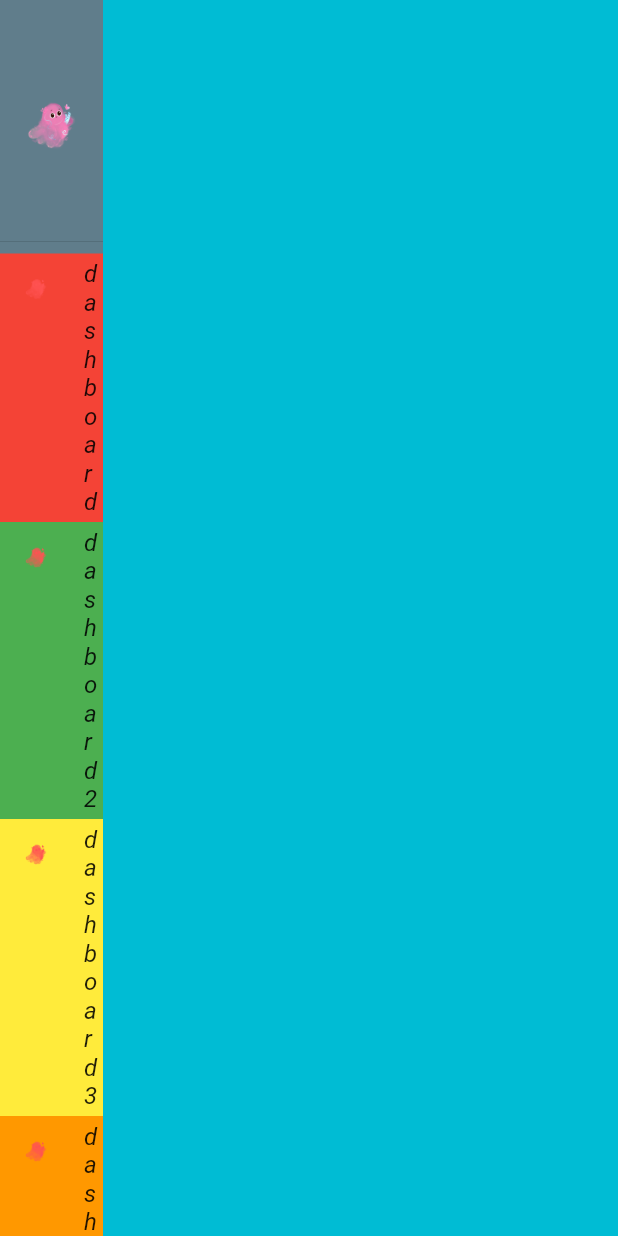
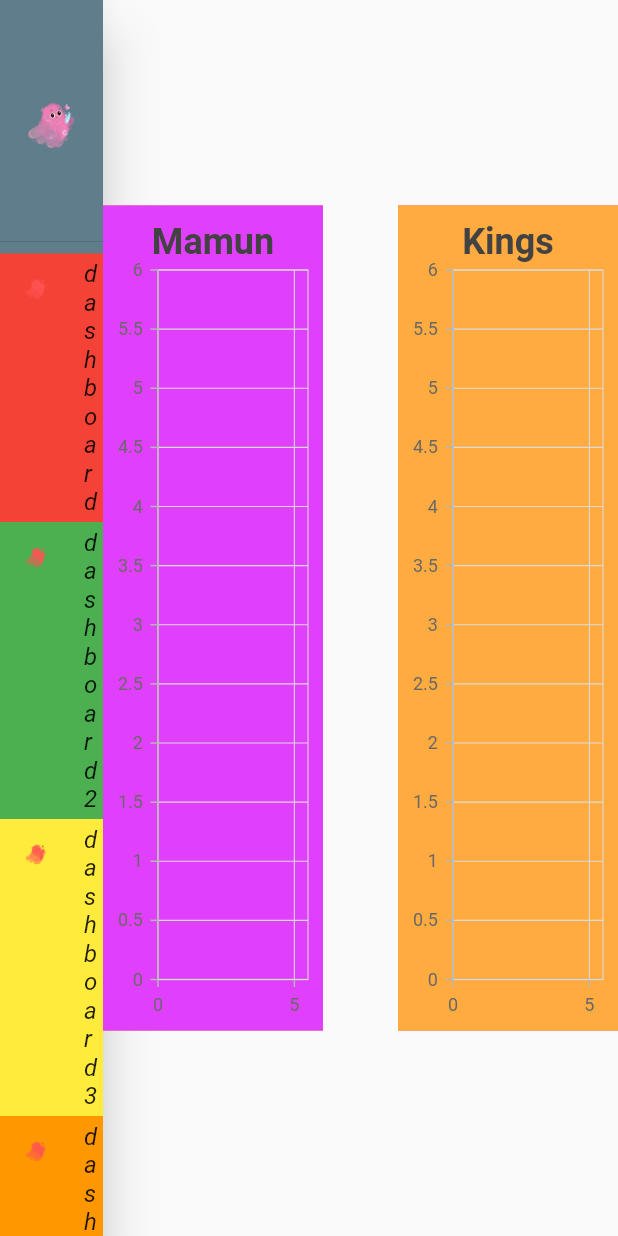
Before and after one commit to mamunZcode/firebase_dashboard, a Flutter app: the dashboard2 screen opened by its route, on a phone screen of 412 x 824 dp. Run offline on Flutter 3.47's test engine with Material 2 defaults, Android fonts, the phone set to English and light mode, and no system bars; our stand-ins replace cloud_firestore, eva_icons_flutter, firebase_auth, firebase_core, syncfusion_flutter_charts; accounts and stored records are empty.

Commit message:
dashboard updated

```diff
--- a/lib/dashboard/dashboard2.dart
+++ b/lib/dashboard/dashboard2.dart
@@ -1,6 +1,8 @@
 import 'package:flutter/material.dart';
 import 'package:cloud_firestore/cloud_firestore.dart';
 import 'package:firebase_setup/dashboard/components/Sidemenu.dart';
+import 'package:firebase_setup/dashboard/components/dashboardContainer.dart';
+import 'package:syncfusion_flutter_charts/charts.dart';
 
 class dashboard2 extends StatefulWidget{
   static const String id= 'dashboard2';
@@ -26,36 +28,52 @@ class _dashboard2State extends State<dashboard2> {
             ),
             Expanded(
               flex: 5,
-              child: Container(
-               color: Colors.cyan,
-                child: Container(
-                  child: StreamBuilder<QuerySnapshot>(
-                    stream: user,
-                    builder: (
-                        BuildContext context,
-                        AsyncSnapshot<QuerySnapshot> snapshot,
-                        ){
-                      if(snapshot.hasError){
-                        return Text('This is error');
-                      }
-                      if(snapshot.connectionState==ConnectionState.waiting){
-                        return Text('Loading');
-                      }
-                      final data = snapshot.requireData;
-                      return ListView.builder(
-                          itemCount: data.size,
-                          itemBuilder: (
-                              context,
-                              index,
-                              ){
-                            return Text('User name ${data.docs[index]['Name']}' );
-                          }
-                      );
-                    },
+              child: Row(
+                children: [
+                  Expanded(child:
+                  Container(
+                    color: Colors.red,
+                    height: 550,
+                    width: 350,
+                    child:SfCartesianChart(
+                      backgroundColor: Colors.purpleAccent,
+                      title: ChartTitle(
+                        text: 'Mamun',
+                        textStyle: TextStyle(
+                            fontSize: 24.0,
+                            fontWeight: FontWeight.bold
+                        ),
+                        alignment: ChartAlignment.center
+                      ),
+                    ),
+                  )
                   ),
-                ),
+                  SizedBox(
+                    width: 50.0,
+                  ),
+                  Expanded(
+                    child: Container(
+                      color: Colors.red,
+                      height: 550,
+                      width: 350,
+                      child:SfCartesianChart(
+                        title: ChartTitle(
+                            text: 'Kings',
+                            textStyle: TextStyle(
+                                fontSize: 24.0,
+                                fontWeight: FontWeight.bold
+                            ),
+                            alignment: ChartAlignment.center
+                        ),
+                        backgroundColor: Colors.orangeAccent,
+                      ),
+                    ),
+                  ),
+                ],
               ),
-            )
+            ),
+
+
           ],
         ),
       )
--- a/lib/registration Screen/registration.dart
+++ b/lib/registration Screen/registration.dart
@@ -122,5 +122,6 @@ class _registrationState extends State<registration> {
     nameController.text='';
     emailController.text='';
     passController.text='';
+    idController.text='';
   }
 }
--- a/lib/service/firestore_service.dart
+++ b/lib/service/firestore_service.dart
@@ -25,8 +25,8 @@ class FirestoreService {
   }
 
   Future<void> addPersonalData(
-      String collectionName, Map<String, dynamic> data) async {
-    await _firestore.collection(collectionName).doc('personal_data').set(data);
+      String collectionName, Map<String, dynamic> data2) async {
+    await _firestore.collection(collectionName).doc('personal_data').set(data2);
   }
 
   // Update a document in a Firestore collection
--- a/pubspec.yaml
+++ b/pubspec.yaml
@@ -16,6 +16,7 @@ dependencies:
   provider: ^6.0.5
   material_symbols_icons: ^4.2668.0
   eva_icons_flutter: ^3.1.0
+  syncfusion_flutter_charts: ^23.1.38
 
 
 dev_dependencies:
```
Also changed, not shown: lib/dashboard/components/dashboardContainer.dart (+17 -8 lines), lib/dashboard/dashboard.dart (+60 -54 lines), pubspec.lock.
